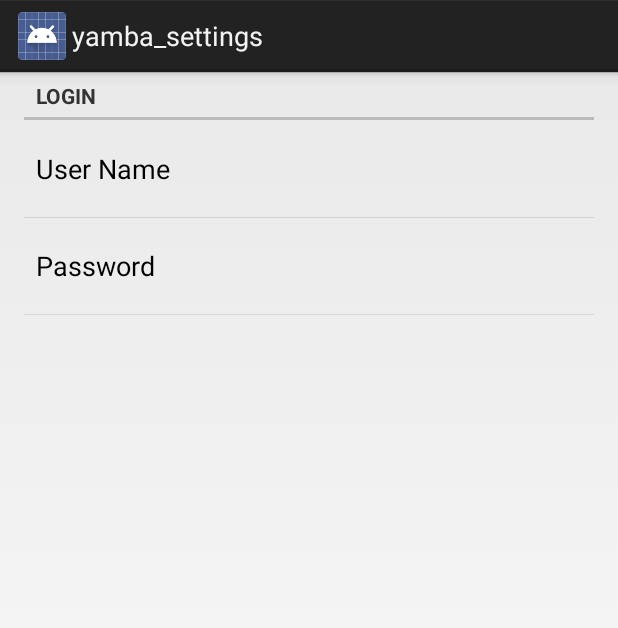
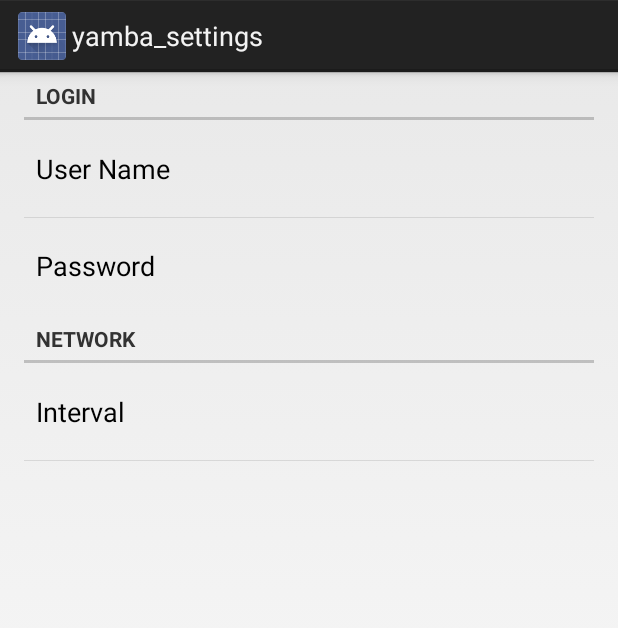
Before and after one commit to da-x-ace/Android_Project_Yamba_Client, an Android app: the screen it shows after launch (SettingsActivity), in the options menu, after a tap on "Settings", on a phone screen of 412 x 824 dp. Shown: the top 628 px of the screen. Run offline under Robolectric (Android 15) with nearby library versions, the phone set to English and light mode, and no system bars; libraries missing offline, so code that uses them is left out: com.marakana.android.

Commit message:
Including Interval Feature as Pending Intent

```diff
--- a/app/src/main/java/com/cisco/prankuryamba/YambaApp.java
+++ b/app/src/main/java/com/cisco/prankuryamba/YambaApp.java
@@ -1,6 +1,9 @@
 package com.cisco.prankuryamba;
 
+import android.app.AlarmManager;
 import android.app.Application;
+import android.app.PendingIntent;
+import android.content.Intent;
 import android.content.SharedPreferences;
 import android.preference.PreferenceManager;
 import android.util.Log;
@@ -10,30 +13,58 @@ import com.marakana.android.yamba.clientlib.YambaClient;
 /**
  * Created by prankurgupta on 8/19/14.
  */
-public class YambaApp extends Application {
+public class YambaApp extends Application implements SharedPreferences.OnSharedPreferenceChangeListener {
 
     private static final String TAG = "prankgup.yamba." + YambaApp.class.getSimpleName();
+    public static final String USERNAME = "username";
+    public static final String PASSWORD = "password";
+    public static final String INTERVAL = "interval";
+
     private YambaClient yambaClient;
     private static YambaApp instance;
+    private PendingIntent refreshPendingIntent;
 
     @Override
     public void onCreate() {
         super.onCreate();
         Log.d(TAG, "onCreate");
         instance = this;
+        setupTimer();
+    }
+
+    private void setupTimer() {
+        SharedPreferences prefs = PreferenceManager.getDefaultSharedPreferences(this);
+        Long interval = Long.valueOf(prefs.getString(INTERVAL, "0"));
+
+        Log.d(TAG, "setupTimer "+ interval);
+
+        AlarmManager alarmManager = (AlarmManager) getSystemService(ALARM_SERVICE);
+        if (refreshPendingIntent != null){
+            alarmManager.cancel(refreshPendingIntent);
+            refreshPendingIntent = null;
+        }
+        if (interval > 0){
+            Intent refreshIntent = new Intent(this, YambaTimeline.class);
+            refreshPendingIntent = PendingIntent.getService(this, 0, refreshIntent, 0);
+            alarmManager.setInexactRepeating(AlarmManager.ELAPSED_REALTIME_WAKEUP, 0,
+                                             interval, refreshPendingIntent);
+            //                    AlarmManager.INTERVAL_FIFTEEN_MINUTES, refreshPendingIntent);
+        }
+
     }
 
     public YambaClient getYambaClient(){
         if (yambaClient == null){
             SharedPreferences prefs = PreferenceManager.getDefaultSharedPreferences(this);
-            String username = prefs.getString("username", null);
-            String password = prefs.getString("password", null);
+            String username = prefs.getString(USERNAME, null);
+            String password = prefs.getString(PASSWORD, null);
             if (username == null || password == null ||
                     username.length() == 0 || password.length() == 0){
                 Log.e(TAG, "No username or Password set");
                 return null;
             }
             yambaClient = new YambaClient(username, password);
+            prefs.registerOnSharedPreferenceChangeListener(this);
         }
         return yambaClient;
     }
@@ -42,4 +73,15 @@ public class YambaApp extends Application {
     public static YambaApp getInstance(){
         return instance;
     }
+
+    @Override
+    public void onSharedPreferenceChanged(SharedPreferences sharedPreferences, String key) {
+        Log.d(TAG, "onSharedPreferenceChanged" + key);
+        if (key.equals(USERNAME) || key.equals(PASSWORD)){
+            yambaClient = null;
+        }
+        if (key.equals(INTERVAL)){
+            setupTimer();
+        }
+    }
 }
--- /dev/null
+++ b/app/src/main/res/values/arrays.xml
@@ -0,0 +1,19 @@
+<?xml version="1.0" encoding="utf-8"?>
+<resources>
+    <string-array name="intervals">
+        <item>None</item>
+        <item>Every Fifteen Minutes</item>
+        <item>Every Half an Hour</item>
+        <item>Every Hour</item>
+        <item>Every 12 Hours</item>
+        <item>Every Day</item>
+    </string-array>
+    <string-array name="interval_values">
+        <item>0</item>
+        <item>900000</item>
+        <item>1800000</item>
+        <item>3600000</item>
+        <item>43200000</item>
+        <item>86400000</item>
+    </string-array>
+</resources>
--- a/app/src/main/res/xml/preferences.xml
+++ b/app/src/main/res/xml/preferences.xml
@@ -11,4 +11,12 @@
             android:password="true"
             android:title="Password" />
     </PreferenceCategory>
+    <PreferenceCategory android:title="Network">
+        <ListPreference
+            android:key="interval"
+            android:defaultValue="0"
+            android:title="Interval"
+            android:entries="@array/intervals"
+            android:entryValues="@array/interval_values"/>
+    </PreferenceCategory>
 </PreferenceScreen>
```
